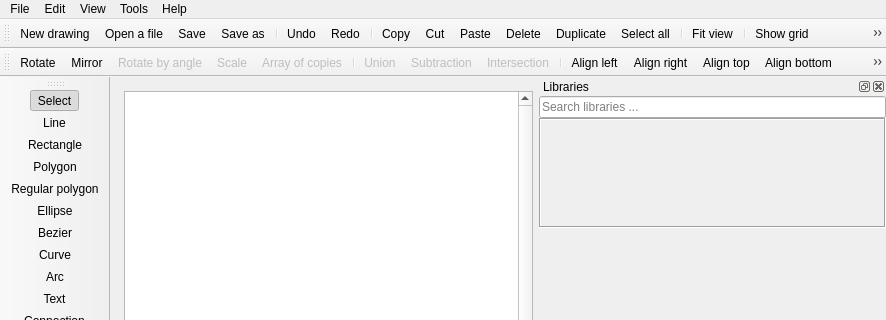
Above: gui/MainWindow.ui from manufino/eSchema before the change; both pictures show x 0 to 886 and y 0 to 320 of the 886 by 690 pixel window. Below: the same form after it.
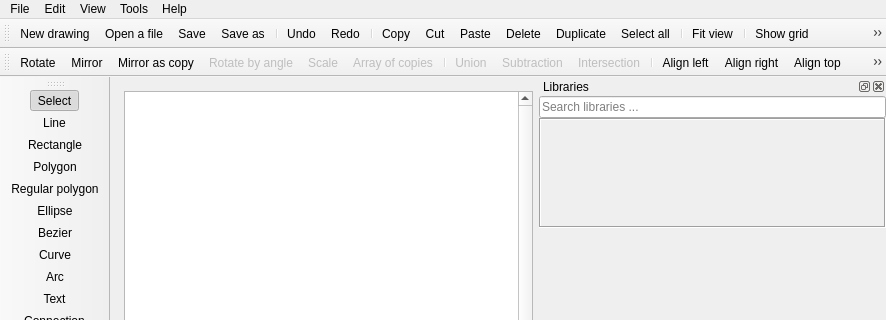
That is the form after the change. Icons and pictures are not drawn. Custom widgets are drawn as their Qt base class.

Commit message:
Add Paste in place and Mirror as copy
Paste in place (Ctrl+Shift+V) pastes the clipboard at the exact
coordinates it was copied from, skipping Paste's one-grid-step shift.
Mirror as copy drops a mirrored clone of the selection (same pivot as
Mirror), leaving the original untouched. Both live in the Edit menu and
the canvas context menu; Mirror as copy also joins the Modify toolbar.

```diff
--- a/gui/MainWindow.ui
+++ b/gui/MainWindow.ui
@@ -1690,6 +1690,7 @@
    </attribute>
    <addaction name="actionRotate"/>
    <addaction name="actionMirror"/>
+   <addaction name="actionMirrorCopy"/>
    <addaction name="actionRotateByAngle"/>
    <addaction name="actionScaleSelection"/>
    <addaction name="actionArray"/>
@@ -2025,6 +2026,21 @@
     <string>S</string>
    </property>
   </action>
+  <action name="actionMirrorCopy">
+   <property name="enabled">
+    <bool>true</bool>
+   </property>
+   <property name="icon">
+    <iconset resource="../resources.qrc">
+     <normaloff>:/res/resources/symmetry.png</normaloff>:/res/resources/symmetry.png</iconset>
+   </property>
+   <property name="text">
+    <string>Mirror as copy</string>
+   </property>
+   <property name="toolTip">
+    <string>Create a mirrored copy of the selection, leaving the original in place</string>
+   </property>
+  </action>
   <action name="actionConvertMacroToPrimitives">
    <property name="icon">
     <iconset resource="../resources.qrc">
```
Left out of the diff: 20 changed lines with no effect on the pictures. The commit also changes 3 other files.
